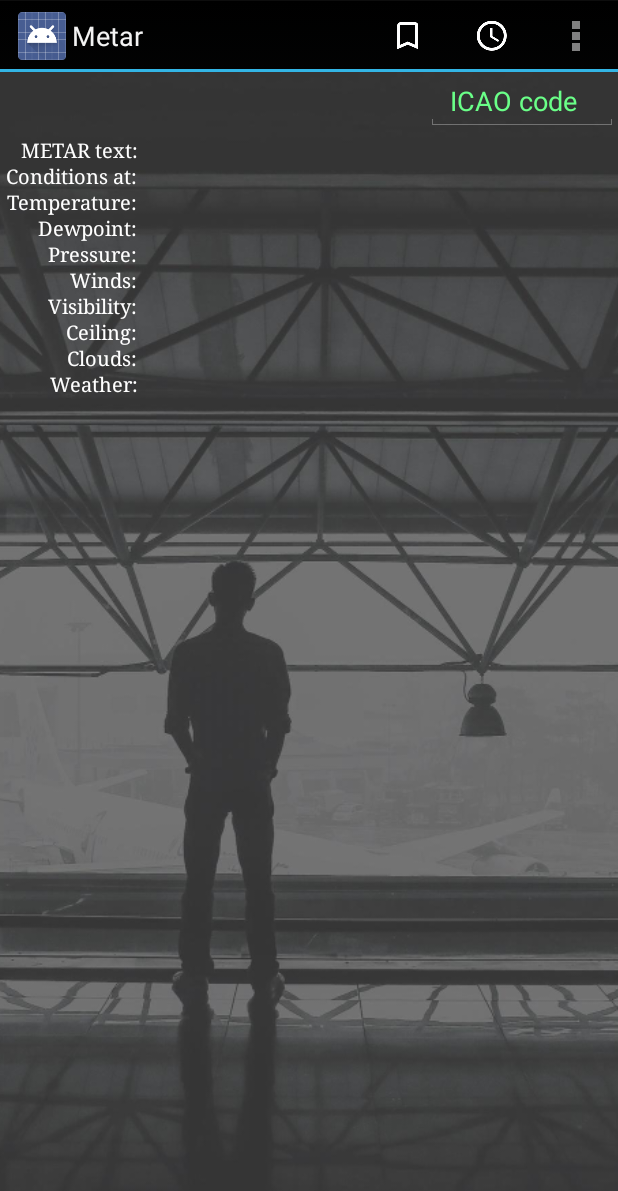
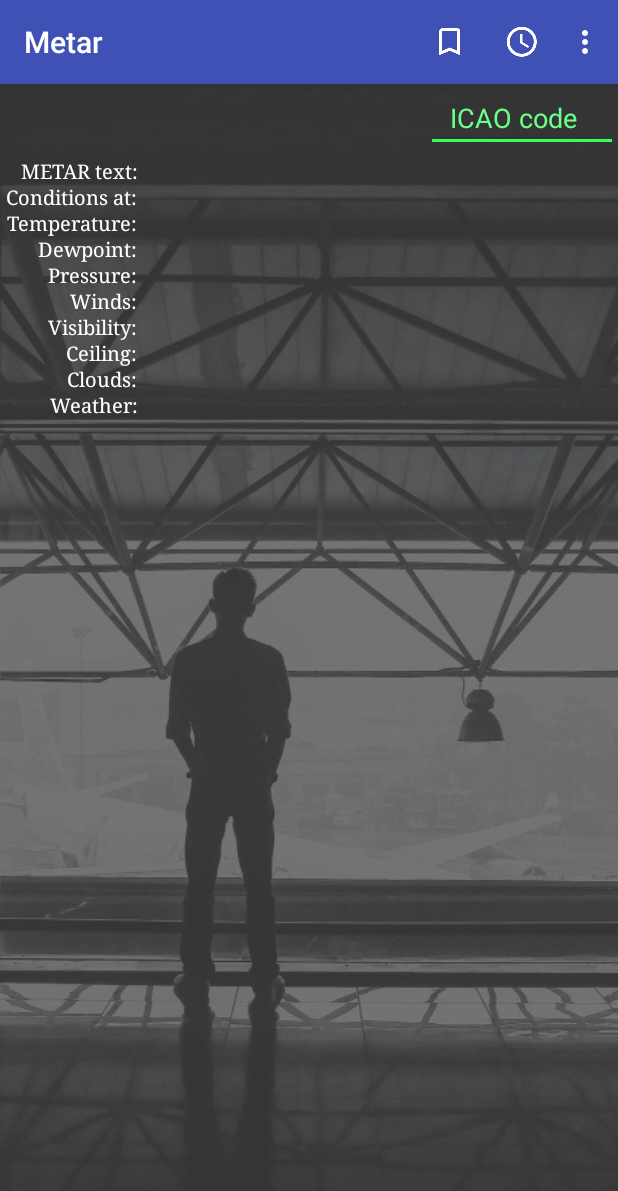
Before and after one commit to MorkovkAs/Metar, an Android app: the screen it shows after launch (MainActivity), on a phone screen of 412 x 824 dp. Shown: the top 1191 px of the screen. Run offline under Robolectric (Android 15) with nearby library versions, the phone set to English and light mode, and no system bars.

Commit message:
Added v21 style

```diff
--- a/app/src/main/AndroidManifest.xml
+++ b/app/src/main/AndroidManifest.xml
@@ -9,7 +9,7 @@
         android:allowBackup="true"
         android:icon="@mipmap/ic_launcher"
         android:label="@string/app_name"
-        android:theme="@style/MyTheme">
+        android:theme="@style/AppTheme">
         <activity
             android:name=".MainActivity"
             android:label="@string/app_name">
--- a/app/src/main/java/com/antonklimakov/metar/MainActivity.java
+++ b/app/src/main/java/com/antonklimakov/metar/MainActivity.java
@@ -278,7 +278,7 @@ public class MainActivity extends Activity {
         }
     }
 
-    public boolean rateTheApp(Context context) {
+    public void rateTheApp(Context context) {
         AlertDialog.Builder builder = new AlertDialog.Builder(context);
         builder.setTitle(R.string.dialog_about_title);
 
@@ -321,7 +321,6 @@ public class MainActivity extends Activity {
 
         AlertDialog alert = builder.create();
         alert.show();
-        return true;
     }
 
     public void stopRefreshing() {
--- a/app/src/main/res/layout/activity_main.xml
+++ b/app/src/main/res/layout/activity_main.xml
@@ -21,7 +21,8 @@
             android:layout_alignParentTop="true"
             android:padding="0sp"
             android:scaleType="centerCrop"
-            android:src="@drawable/man" />
+            android:src="@drawable/man"
+            tools:ignore="ContentDescription" />
 
         <EditText
             android:id="@+id/editTextICAO"
--- a/app/src/main/res/layout/activity_tabbed.xml
+++ b/app/src/main/res/layout/activity_tabbed.xml
@@ -16,12 +16,11 @@
         android:layout_alignParentTop="true"
         android:padding="0sp"
         android:scaleType="centerCrop"
-        android:src="@drawable/man" />
+        android:src="@drawable/man"
+        tools:ignore="ContentDescription" />
 
     <FrameLayout
         android:id="@+id/content_frame"
         android:layout_width="match_parent"
         android:layout_height="match_parent" />
-    <!--android:paddingTop="?android:attr/actionBarSize" />-->
-
 </RelativeLayout>
--- /dev/null
+++ b/app/src/main/res/values-v21/colors.xml
@@ -0,0 +1,6 @@
+<?xml version="1.0" encoding="utf-8"?>
+<resources>
+    <color name="primary">@color/blue</color>
+    <color name="primary_dark">#1a237e</color>
+    <color name="accent">@color/green</color>
+</resources>
--- /dev/null
+++ b/app/src/main/res/values-v21/styles.xml
@@ -0,0 +1,9 @@
+<?xml version="1.0" encoding="utf-8"?>
+<resources>
+
+    <style name="AppTheme" parent="android:Theme.Material">
+        <item name="android:colorPrimary">@color/primary</item>
+        <item name="android:colorPrimaryDark">@color/primary_dark</item>
+        <item name="android:colorAccent">@color/accent</item>
+    </style>
+</resources>
--- a/app/src/main/res/values/colors.xml
+++ b/app/src/main/res/values/colors.xml
@@ -4,14 +4,11 @@
 
     <color name="green">#34ff5d</color>
     <color name="green_hint">#6aff88</color>
-    <color name="blue">#33b5e5</color>
+    <color name="blue">#3f51b5</color>
 
     <color name="transparent">#00000000</color>
     <color name="airport_list_item_bg">#5b5959</color>
     <color name="view_divider_color">#898989</color>
 
     <color name="action_bar_background_color">#343434</color>
-    <color name="colorPrimary">#ffffff</color>
-    <color name="colorPrimaryDark">#ba1637</color>
-    <color name="colorAccent">#d4d70c</color>
 </resources>
--- a/app/src/main/res/values/styles.xml
+++ b/app/src/main/res/values/styles.xml
@@ -1,17 +1,4 @@
 <resources>
 
-    <!-- the theme applied to the application or activity -->
-    <style name="MyTheme" parent="@android:style/Theme.Holo">
-        <!--<item name="android:actionBarStyle">@style/ActionBar</item>-->
-    </style>
-
-    <!--<style name="ActionBar" parent="android:Widget.Holo.ActionBar">
-        <item name="android:background">@color/action_bar_background_color</item>
-        <item name="android:actionBarTabStyle">@style/MyActionBarTabs</item>
-    </style>
-
-    <style name="MyActionBarTabs" parent="android:style/Widget.Holo.ActionBar.TabView">
-        <item name="android:background">@color/green</item>
-        <item name="android:actionBarDivider">@color/blue</item>
-    </style>-->
+    <style name="AppTheme" parent="@android:style/Theme.Holo" />
 </resources>
```
Also changed, not shown: 1 other file.
